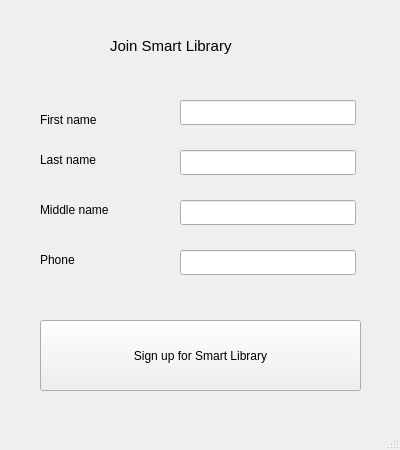
First picture: the form in src/GUI/ui/SignupWin.ui, repository itlab-vision/openvino-smart-library, before the edit.
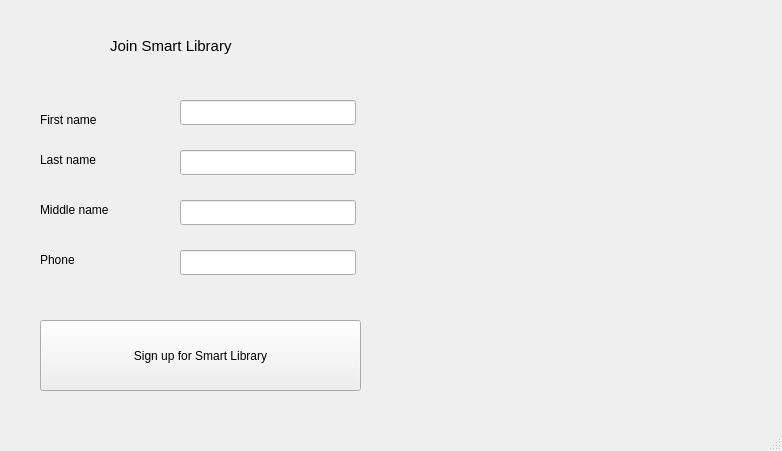
Second picture: the form after the edit.

```diff
--- a/src/GUI/ui/SignupWin.ui
+++ b/src/GUI/ui/SignupWin.ui
@@ -6,8 +6,8 @@
    <rect>
     <x>0</x>
     <y>0</y>
-    <width>400</width>
-    <height>450</height>
+    <width>782</width>
+    <height>451</height>
    </rect>
   </property>
   <property name="sizePolicy">
@@ -146,6 +146,25 @@
      <string>Join Smart Library</string>
     </property>
    </widget>
+   <widget class="QLabel" name="labelCamera">
+    <property name="geometry">
+     <rect>
+      <x>380</x>
+      <y>40</y>
+      <width>380</width>
+      <height>350</height>
+     </rect>
+    </property>
+    <property name="sizePolicy">
+     <sizepolicy hsizetype="Fixed" vsizetype="Fixed">
+      <horstretch>0</horstretch>
+      <verstretch>0</verstretch>
+     </sizepolicy>
+    </property>
+    <property name="text">
+     <string/>
+    </property>
+   </widget>
   </widget>
   <widget class="QStatusBar" name="statusbar"/>
  </widget>
```
